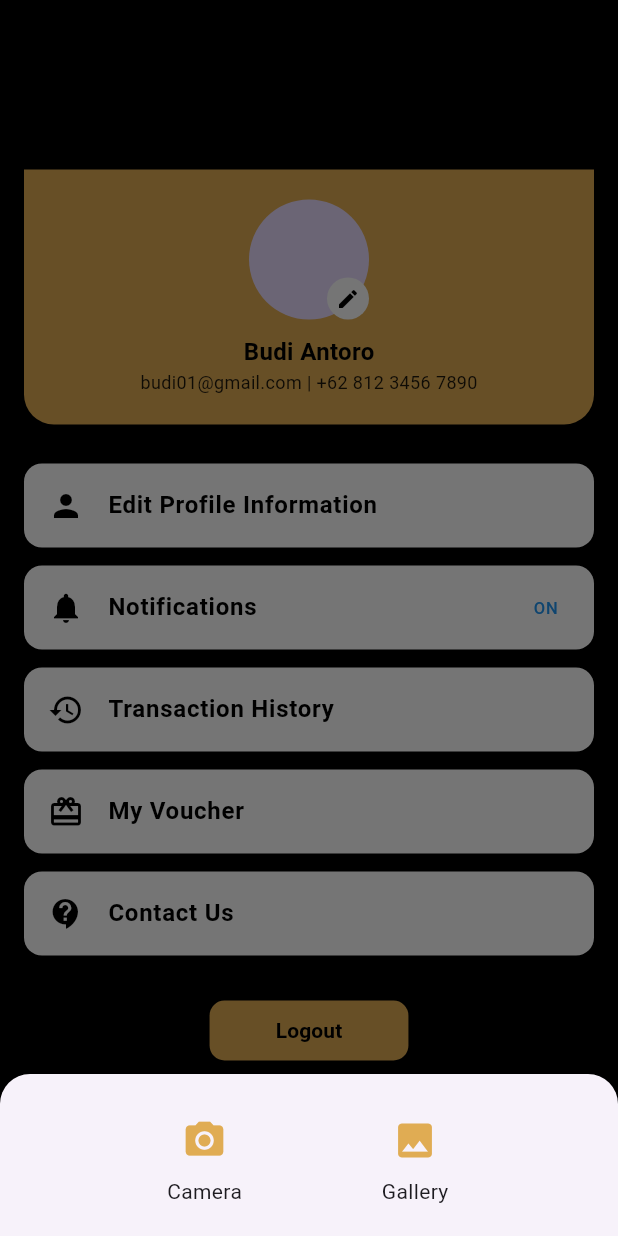
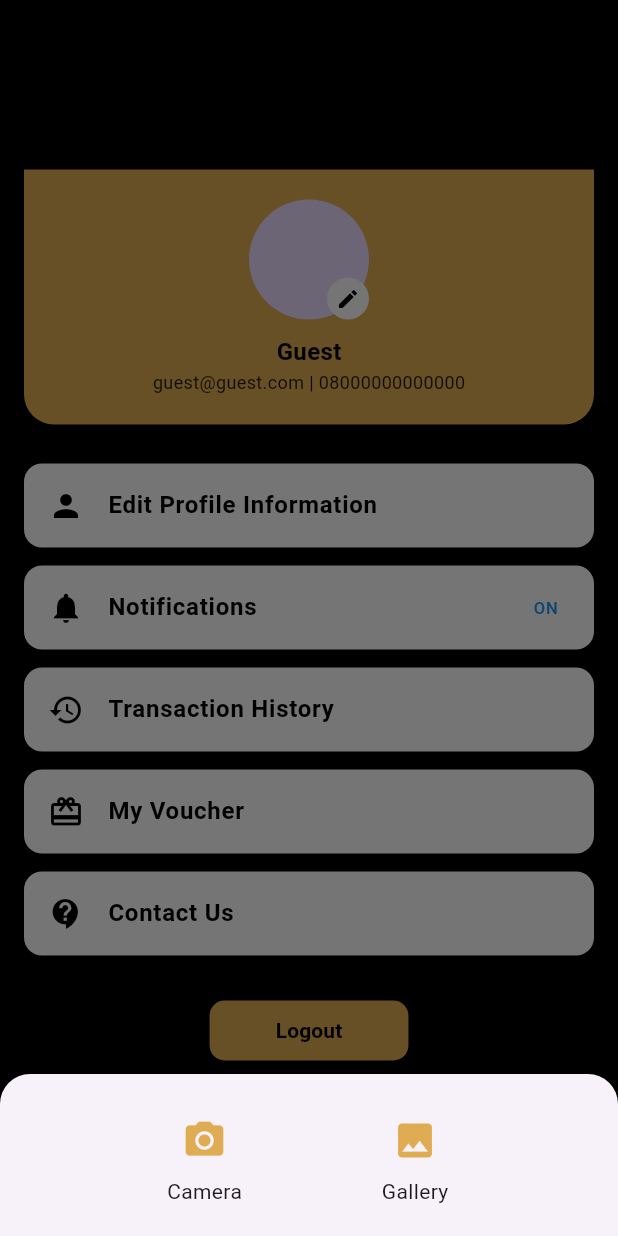
Before and after one commit to THERESIALAMROULI/5_A_Salon, a Flutter app: the profileView screen opened directly, after a tap on the "edit" icon, on a phone screen of 412 x 824 dp. Run offline on Flutter 3.47's test engine with Material 3 defaults, Android fonts, the phone set to English and light mode, and no system bars; our stand-ins replace image_picker, permission_handler, qr_flutter; network calls fail.

Commit message:
integrasi profil

```diff
--- a/lib/View/home.dart
+++ b/lib/View/home.dart
@@ -31,7 +31,7 @@ class _HomeViewState extends State<HomeView> {
     final List<Widget> _widgetOptions = <Widget>[
       homeView(data: widget.data),
       ViewListScreen(),
-      transactionView(data: widget.data),
+      profileView(data: widget.data),
     ];
 
     return Scaffold(
--- a/lib/View/profile.dart
+++ b/lib/View/profile.dart
@@ -5,20 +5,33 @@ import 'package:permission_handler/permission_handler.dart';
 import 'edit_profile_information.dart';
 
 class profileView extends StatefulWidget {
-  const profileView({Key? key}) : super(key: key);
+  final Map? data;
+
+  const profileView({super.key, this.data});
 
   @override
   State<profileView> createState() => _ProfileViewState();
 }
 
 class _ProfileViewState extends State<profileView> {
-  String _name = "Budi Antoro";
-  String _email = "budi01@gmail.com";
-  String _phone = "+62 812 3456 7890";
-  String _username = "budiantoro";
+  late String _name;
+  late String _email;
+  late String _phone;
+  late String _username;
   bool _notificationsOn = true;
   File? _profileImage;
   final ImagePicker _picker = ImagePicker();
+
+  @override
+  void initState() {
+    super.initState();
+
+
+    _name = widget.data?['name'] ?? "Guest";
+    _email = widget.data?['email'] ?? "guest@guest.com";
+    _phone = widget.data?['phone'] ?? "08000000000000";
+    _username = widget.data?['username'] ?? "guest";
+  }
 
   Future<void> _pickImage(ImageSource source) async {
     if (source == ImageSource.camera) await _requestCameraPermission();
@@ -102,19 +115,16 @@ class _ProfileViewState extends State<profileView> {
   Widget build(BuildContext context) {
     return Scaffold(
       backgroundColor: Colors.black,
-
       body: Center(
         child: SingleChildScrollView(
           child: Padding(
             padding: const EdgeInsets.symmetric(horizontal: 16),
             child: Column(
               mainAxisSize: MainAxisSize.min,
-
               children: [
                 Stack(
                   alignment: Alignment.center,
                   children: [
-
                     Container(
                       height: 170,
                       width: double.infinity,
@@ -172,13 +182,13 @@ class _ProfileViewState extends State<profileView> {
                 _profileOption(Icons.card_giftcard, "My Voucher"),
                 _profileOption(Icons.contact_support, "Contact Us"),
                 const SizedBox(height: 20),
-                // Logout Button
                 ElevatedButton(
                   style: ElevatedButton.styleFrom(
                     backgroundColor: const Color(0xFFE0AC53),
                     shape: RoundedRectangleBorder(borderRadius: BorderRadius.circular(10)),
                   ),
                   onPressed: () {
+                    // tombol untuk Logout
                   },
                   child: const Padding(
                     padding: EdgeInsets.symmetric(vertical: 10, horizontal: 20),
--- a/lib/View/transaction.dart
+++ b/lib/View/transaction.dart
@@ -9,7 +9,7 @@ class transactionView extends StatelessWidget {
 
   @override
   Widget build(BuildContext context) {
-    String username = data?['username'] ?? 'Guest';
+    String name = data?['name'] ?? 'Guest';
     return MaterialApp(
       debugShowCheckedModeBanner: false,
       home: Scaffold(
@@ -48,7 +48,7 @@ class transactionView extends StatelessWidget {
                       crossAxisAlignment: CrossAxisAlignment.start,
                       children: [
                         Text(
-                          'Hi $username!',
+                          'Hi $name!',
                           style: TextStyle(
                             color: Colors.white,
                             fontSize: 18,
--- a/lib/main.dart
+++ b/lib/main.dart
@@ -1,5 +1,4 @@
 import 'package:flutter/material.dart';
-
 import 'package:tubesfix/View/login.dart';
 import 'package:flutter/services.dart';
 import 'package:tubesfix/View/transaction.dart';
--- a/pubspec.yaml
+++ b/pubspec.yaml
@@ -12,7 +12,6 @@ dependencies:
   image_picker: ^0.8.7+5
   permission_handler: ^10.0.0
   camera: ^0.10.0+2
-  image_picker: ^0.8.5+3
   qr_flutter: ^4.1.0
 
 
```
Also changed, not shown: lib/View/register.dart (+33 -1 lines).
